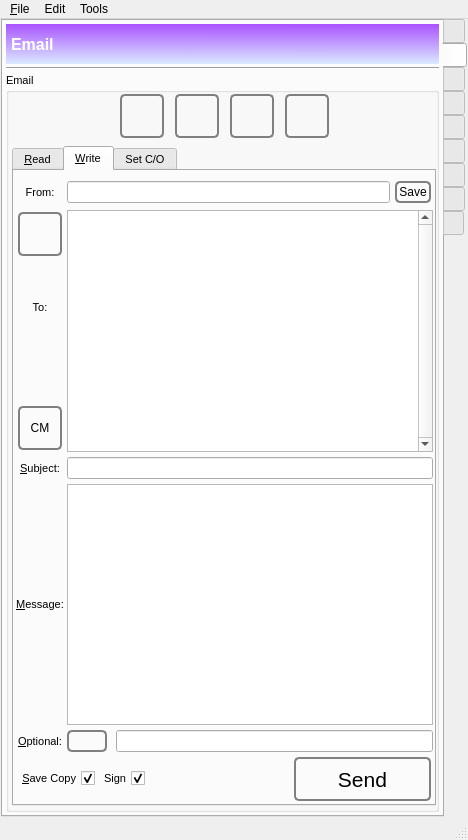
Above: GoldBug-UI/controlcenter.ui from xloem/spot-on-svn before the change. Below: the same form after it.
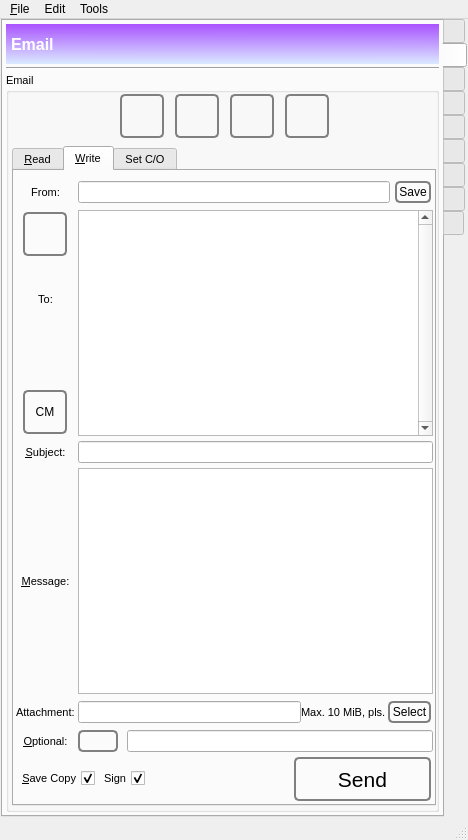
That is the form after the change. The open tabs and pages were chosen to show the change. Icons and pictures are not drawn. Custom widgets are drawn as their Qt base class.

What changed in the file:
```diff
--- a/GoldBug-UI/controlcenter.ui
+++ b/GoldBug-UI/controlcenter.ui
@@ -2024,6 +2024,55 @@
                    </column>
                   </widget>
                  </item>
+                 <item row="6" column="1">
+                  <layout class="QHBoxLayout" name="horizontalLayout_68">
+                   <item>
+                    <widget class="QLineEdit" name="attachment"/>
+                   </item>
+                   <item>
+                    <widget class="QLabel" name="label_95">
+                     <property name="text">
+                      <string>Max. 10 MiB, pls.</string>
+                     </property>
+                    </widget>
+                   </item>
+                   <item>
+                    <widget class="QPushButton" name="selectAttachment">
+                     <property name="styleSheet">
+                      <string notr="true">QPushButton {
+ border: 2px solid gray;
+ background-color: qlineargradient(x1: 0, y1: 0, x2: 0, y2: 1,
+                                   stop: 0 #E0E0E0, stop: 1 #FFFFFF);
+ border-radius: 5px;
+ margin: 2px;
+ padding: 2px;
+ }
+
+
+QPushButton:hover { 
+background-color: qlineargradient(x1: 0, y1: 0, x2: 0, y2: 1,
+                                   stop: 0 rgb(254,229,172), stop: 1 #FFFFFF);
+background-position: top center; } 
+
+QPushButton:pressed {
+     background-color: darkgrey;
+     border-style: inset;
+ }</string>
+                     </property>
+                     <property name="text">
+                      <string>Select</string>
+                     </property>
+                    </widget>
+                   </item>
+                  </layout>
+                 </item>
+                 <item row="6" column="0">
+                  <widget class="QLabel" name="label_31">
+                   <property name="text">
+                    <string>Attachment:</string>
+                   </property>
+                  </widget>
+                 </item>
                 </layout>
                </item>
                <item>
```
Left out of the diff: 559 changed lines with no effect on the pictures.
